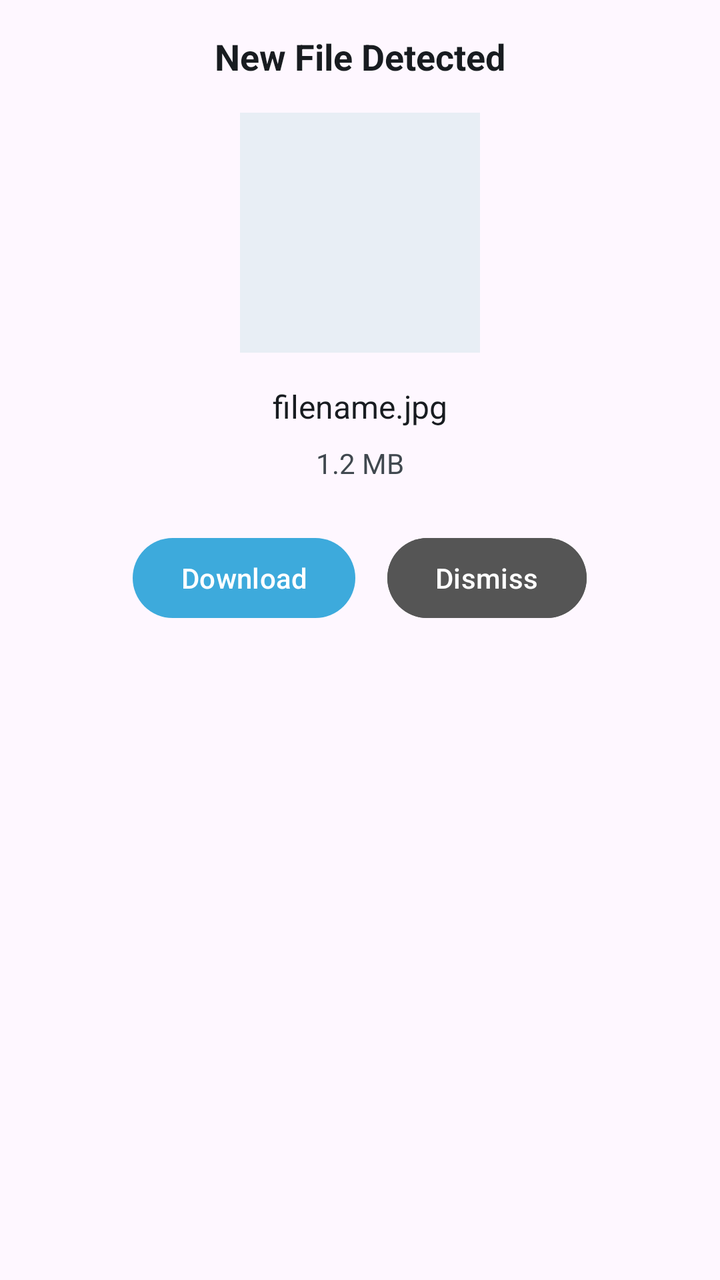
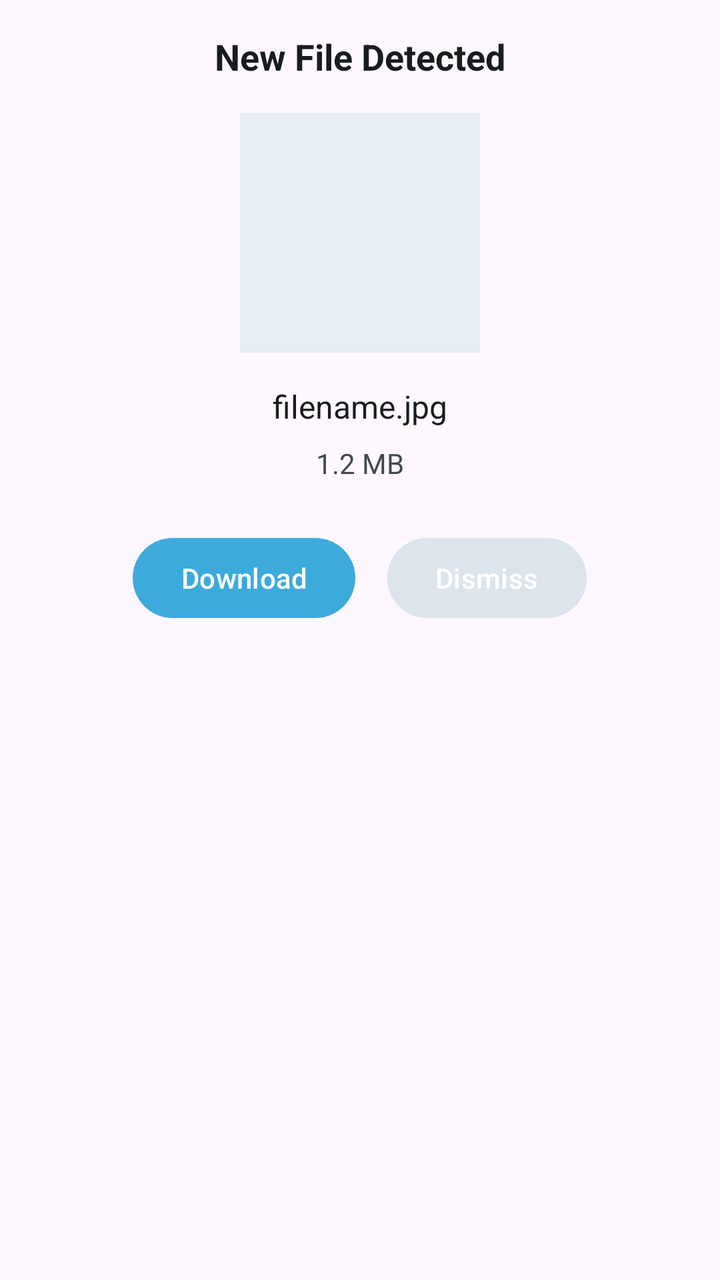

Two renders of the same Android screen: before a commit and after it. Below are the layout's source before the change and the commit's diff.
<!-- AndroidManifest.xml: activity theme Theme.Smartwatch -->
<!-- res/layout/activity_file_preview.xml -->
<?xml version="1.0" encoding="utf-8"?>
<LinearLayout xmlns:android="http://schemas.android.com/apk/res/android"
    android:layout_width="match_parent"
    android:layout_height="match_parent"
    android:background="?android:attr/colorBackground"
    android:orientation="vertical"
    android:padding="16dp"
    android:gravity="center_horizontal">

    <TextView
        android:id="@+id/tvTitle"
        android:layout_width="wrap_content"
        android:layout_height="wrap_content"
        android:text="@string/file_new_detected"
        android:textColor="?attr/colorOnSurface"
        android:textSize="18sp"
        android:textStyle="bold"
        android:layout_marginBottom="16dp"/>

    <ImageView
        android:id="@+id/ivPreview"
        android:layout_width="120dp"
        android:layout_height="120dp"
        android:background="?attr/colorSurfaceContainer"
        android:scaleType="centerCrop"
        android:layout_marginBottom="16dp"/>

    <TextView
        android:id="@+id/tvFileName"
        android:layout_width="wrap_content"
        android:layout_height="wrap_content"
        android:text="filename.jpg"
        android:textColor="?attr/colorOnSurface"
        android:textSize="16sp"
        android:gravity="center"
        android:layout_marginBottom="8dp"/>

    <TextView
        android:id="@+id/tvFileSize"
        android:layout_width="wrap_content"
        android:layout_height="wrap_content"
        android:text="1.2 MB"
        android:textColor="?attr/colorOnSurfaceVariant"
        android:textSize="14sp"
        android:layout_marginBottom="24dp"/>

    <LinearLayout
        android:layout_width="match_parent"
        android:layout_height="wrap_content"
        android:orientation="horizontal"
        android:gravity="center">

        <com.google.android.material.button.MaterialButton
            android:id="@+id/btnDownload"
            android:layout_width="wrap_content"
            android:layout_height="wrap_content"
            android:text="@string/file_download"
            android:layout_marginEnd="16dp"/>

        <com.google.android.material.button.MaterialButton
            android:id="@+id/btnDismiss"
            android:layout_width="wrap_content"
            android:layout_height="wrap_content"
            android:text="@string/file_dismiss"
            android:backgroundTint="#555555"/>
    </LinearLayout>

</LinearLayout>
<!-- resources referenced by this layout -->
<resources>
  <string name="file_dismiss">Dismiss</string>
  <string name="file_download">Download</string>
  <string name="file_new_detected">New File Detected</string>
  <style name="Theme.Smartwatch" parent="Theme.Material3.DayNight.NoActionBar">
          
          <item name="colorPrimary">#3DAADC</item>
          <item name="colorOnPrimary">#FFFFFF</item>
          <item name="colorPrimaryContainer">#D0EEFA</item>
          <item name="colorOnPrimaryContainer">#003549</item>
  
          
          <item name="colorSecondary">#DC3D3D</item>
          <item name="colorOnSecondary">#FFFFFF</item>
          <item name="colorSecondaryContainer">#FFDAD6</item>
          <item name="colorOnSecondaryContainer">#410002</item>
  
          
          <item name="colorTertiary">#22CC88</item>
          <item name="colorOnTertiary">#FFFFFF</item>
          <item name="colorTertiaryContainer">#B8F5DA</item>
          <item name="colorOnTertiaryContainer">#002116</item>
  
          
          <item name="colorSurface">#F5F8FC</item>
          <item name="colorOnSurface">#181C20</item>
          <item name="colorSurfaceVariant">#DCE4EC</item>
          <item name="colorOnSurfaceVariant">#40484F</item>
          <item name="colorSurfaceContainer">#E8EEF5</item>
          <item name="colorSurfaceContainerHigh">#E2E8EF</item>
          <item name="colorSurfaceContainerHighest">#DCE3EA</item>
  
          
          <item name="colorOutline">#70787F</item>
          <item name="colorOutlineVariant">#C0C8CF</item>
  
          
          <item name="colorError">#BA1A1A</item>
          <item name="colorOnError">#FFFFFF</item>
          <item name="colorErrorContainer">#FFDAD6</item>
          <item name="colorOnErrorContainer">#410002</item>
  
          
          <item name="android:navigationBarColor">@android:color/transparent</item>
          <item name="android:statusBarColor">@android:color/transparent</item>
          <item name="android:windowLightStatusBar">true</item>
  
          
          <item name="shapeAppearanceSmallComponent">@style/Shape.Small</item>
          <item name="shapeAppearanceMediumComponent">@style/Shape.Medium</item>
          <item name="shapeAppearanceLargeComponent">@style/Shape.Large</item>
      </style>
  <style name="Shape.Small" parent="ShapeAppearance.Material3.SmallComponent">
          <item name="cornerSize">10dp</item>
      </style>
  <style name="Shape.Medium" parent="ShapeAppearance.Material3.MediumComponent">
          <item name="cornerSize">16dp</item>
      </style>
  <style name="Shape.Large" parent="ShapeAppearance.Material3.LargeComponent">
          <item name="cornerSize">24dp</item>
      </style>
</resources>

<!-- the commit's change to res/layout/activity_file_preview.xml (unified diff, before → after) -->
@@ -62,7 +62,7 @@
             android:layout_width="wrap_content"
             android:layout_height="wrap_content"
             android:text="@string/file_dismiss"
-            android:backgroundTint="#555555"/>
+            android:backgroundTint="?attr/colorSurfaceVariant"/>
     </LinearLayout>
 
 </LinearLayout>
